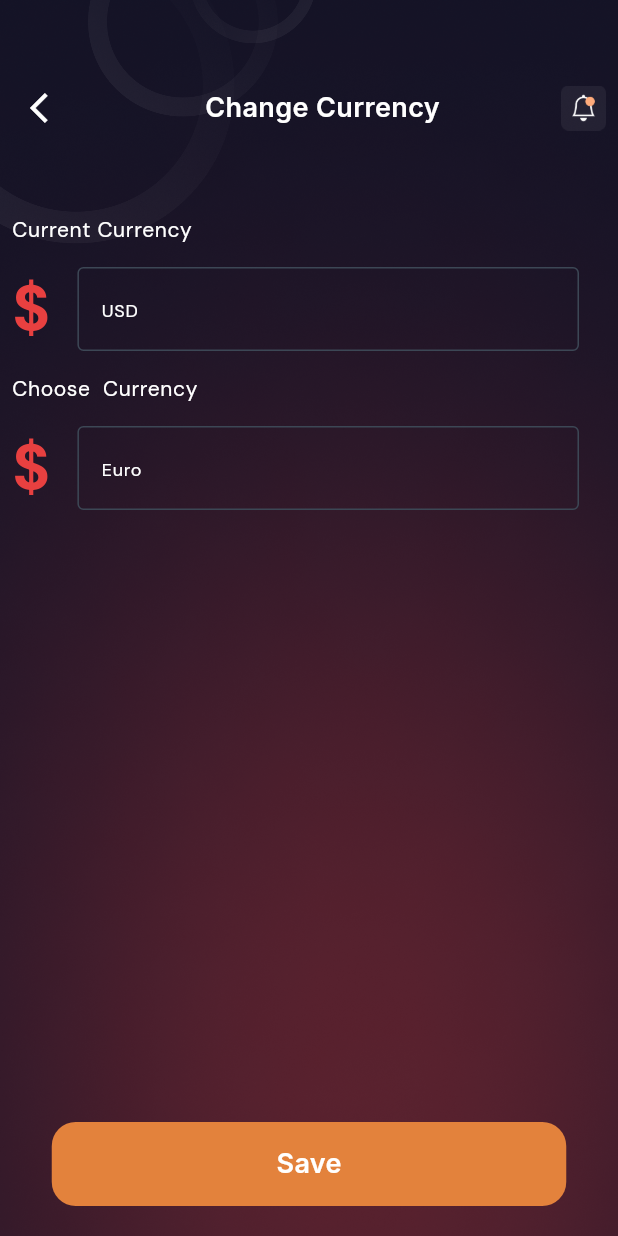
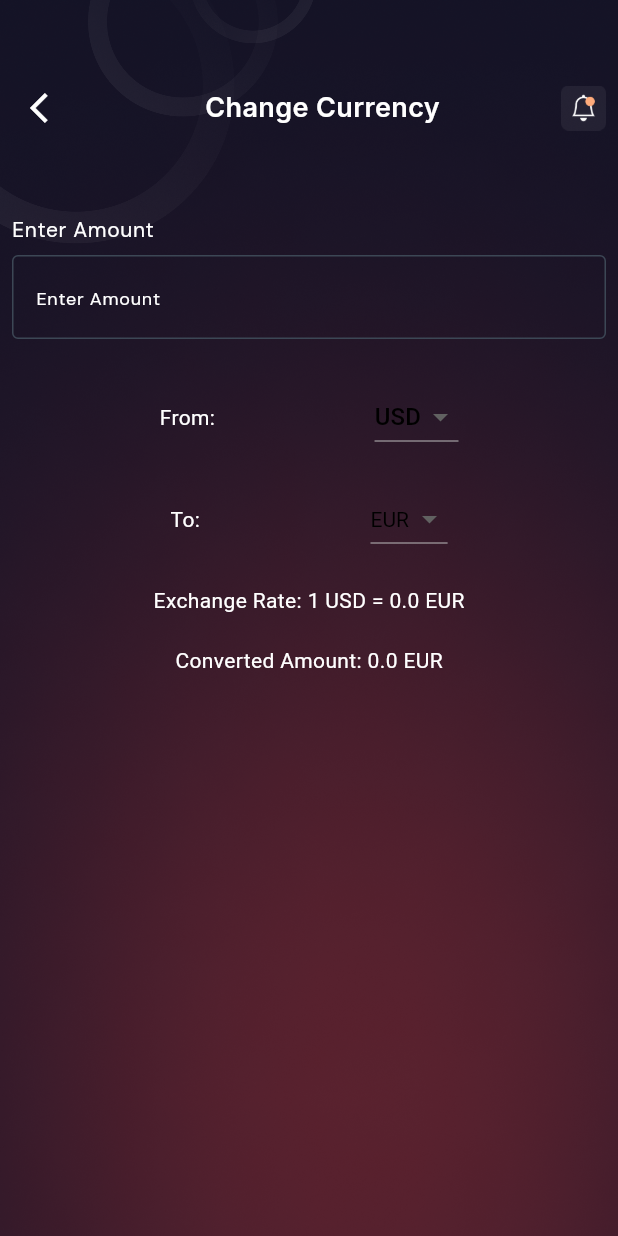
Before and after one commit to fwdAndroid/oweflow, a Flutter app: the CurrencyExchange screen opened directly, on a phone screen of 412 x 824 dp. Run offline on Flutter 3.47's test engine with Material 3 defaults, Android fonts, the phone set to English and light mode, and no system bars; our stand-ins replace cloud_firestore, firebase_auth, firebase_core, google_fonts; accounts and stored records are empty; network calls fail.

Commit message:
Currecy Exchange

```diff
--- a/lib/screens/accountpages/currency_exchange.dart
+++ b/lib/screens/accountpages/currency_exchange.dart
@@ -1,16 +1,52 @@
+import 'dart:convert';
 import 'package:flutter/material.dart';
 import 'package:google_fonts/google_fonts.dart';
+import 'package:http/http.dart' as http;
 import 'package:oweflow/screens/accountpages/noti.dart';
 import 'package:oweflow/utils/colors.dart';
 
 class CurrencyExchange extends StatefulWidget {
-  const CurrencyExchange({super.key});
-
   @override
-  State<CurrencyExchange> createState() => _CurrencyExchangeState();
+  _CurrencyExchangeState createState() => _CurrencyExchangeState();
 }
 
 class _CurrencyExchangeState extends State<CurrencyExchange> {
+  double amount = 1.0;
+  String baseCurrency = 'USD';
+  String targetCurrency = 'EUR';
+  double exchangeRate = 0.0;
+
+  Future<void> fetchExchangeRate() async {
+    final response = await http.get(Uri.parse(
+      'https://v6.exchangerate-api.com/v6/da45de2cd29056b5f078f9e9/latest/USD',
+    ));
+
+    if (response.statusCode == 200) {
+      final data = json.decode(response.body);
+
+      // Ensure 'conversion_rates' is not null and contains the target currency
+      if (data != null &&
+          data['conversion_rates'] != null &&
+          data['conversion_rates'][targetCurrency] != null) {
+        setState(() {
+          exchangeRate = data['conversion_rates'][targetCurrency];
+        });
+      } else {
+        // Handle the case where the expected data is not available
+        print('Error: Unexpected API response structure');
+      }
+    } else {
+      // Handle the case where the API call was not successful
+      print('Error: Failed to load exchange rate');
+    }
+  }
+
+  @override
+  void initState() {
+    super.initState();
+    fetchExchangeRate();
+  }
+
   @override
   Widget build(BuildContext context) {
     return Scaffold(
@@ -74,7 +110,7 @@ class _CurrencyExchangeState extends State<CurrencyExchange> {
               child: Align(
                 alignment: AlignmentDirectional.topStart,
                 child: Text(
-                'Current Currency',
+                  'Enter Amount',
                   style: GoogleFonts.dmSans(
                     color: colorwhite,
                     fontSize: 14,
@@ -87,22 +123,8 @@ class _CurrencyExchangeState extends State<CurrencyExchange> {
             ),
             Padding(
               padding: const EdgeInsets.all(8.0),
-            child: Row(
-              children: [
-                Text(
-                  '\$',
-                  style: GoogleFonts.dmSans(
-                    color: b,
-                    fontSize: 42,
-                    fontWeight: FontWeight.w700,
-                  ),
-                ),
-                Expanded(
-                  child: Container(
-                    margin: const EdgeInsets.only(left: 10, right: 10),
-                    padding: const EdgeInsets.all(8),
-                    child: TextFormField(
-                      style: GoogleFonts.dmSans(color: colorwhite),
+              child: TextField(
+                style: TextStyle(color: colorwhite),
                 decoration: InputDecoration(
                     enabledBorder: OutlineInputBorder(
                         borderSide: BorderSide(color: borderColor)),
@@ -112,99 +134,92 @@ class _CurrencyExchangeState extends State<CurrencyExchange> {
                         borderSide: BorderSide(color: borderColor)),
                     border: OutlineInputBorder(
                         borderSide: BorderSide(color: borderColor)),
-                          hintText: "USD",
-                          hintStyle: GoogleFonts.dmSans(
-                              color: colorwhite, fontSize: 12)),
+                    hintText: "Enter Amount",
+                    hintStyle:
+                        GoogleFonts.dmSans(color: colorwhite, fontSize: 12)),
+                keyboardType: TextInputType.number,
+                onChanged: (value) {
+                  setState(() {
+                    amount = double.tryParse(value) ?? 0.0;
+                  });
+                },
               ),
             ),
+            SizedBox(height: 20),
+            Row(
+              mainAxisAlignment: MainAxisAlignment.spaceEvenly,
+              children: [
+                Text(
+                  'From:',
+                  style: TextStyle(color: colorwhite),
+                ),
+                DropdownButton<String>(
+                  value: baseCurrency,
+                  onChanged: (String? newValue) {
+                    setState(() {
+                      baseCurrency = newValue!;
+                      fetchExchangeRate();
+                    });
+                  },
+                  items: <String>['USD', 'EUR', 'GBP', 'JPY', 'CAD']
+                      .map<DropdownMenuItem<String>>((String value) {
+                    return DropdownMenuItem<String>(
+                      value: value,
+                      child: Text(
+                        value,
+                        style: TextStyle(color: black),
+                      ),
+                    );
+                  }).toList(),
+                ),
+              ],
+            ),
+            SizedBox(height: 20),
+            Row(
+              mainAxisAlignment: MainAxisAlignment.spaceEvenly,
+              children: [
+                Text(
+                  'To:',
+                  style: TextStyle(color: colorwhite),
+                ),
+                DropdownButton<String>(
+                  style: TextStyle(
+                      color: Colors.black), // Set the global text color
+                  value: targetCurrency,
+                  onChanged: (String? newValue) {
+                    setState(() {
+                      targetCurrency = newValue!;
+                      fetchExchangeRate();
+                    });
+                  },
+                  items: <String>['USD', 'EUR', 'GBP', 'JPY', 'CAD']
+                      .map<DropdownMenuItem<String>>((String value) {
+                    return DropdownMenuItem<String>(
+                      value: value,
+                      child: Text(
+                        value,
+                        style: TextStyle(
+                            color: Colors
+                                .black), // Set the dropdown item text color
+                      ),
+                    );
+                  }).toList(),
+                ),
+              ],
+            ),
+            SizedBox(height: 20),
+            Text(
+              'Exchange Rate: 1 $baseCurrency = $exchangeRate $targetCurrency',
+              style: TextStyle(color: colorwhite),
+            ),
+            SizedBox(height: 20),
+            Text(
+              'Converted Amount: ${amount * exchangeRate} $targetCurrency',
+              style: TextStyle(color: colorwhite),
             ),
           ],
         ),
       ),
-          Padding(
-            padding: const EdgeInsets.all(8.0),
-            child: Align(
-              alignment: AlignmentDirectional.topStart,
-              child: Text(
-                'Choose  Currency',
-                style: GoogleFonts.dmSans(
-                  color: colorwhite,
-                  fontSize: 14,
-                  fontWeight: FontWeight.w400,
-                  height: 0.14,
-                  letterSpacing: 0.42,
-                ),
-              ),
-            ),
-          ),
-          Padding(
-            padding: const EdgeInsets.all(8.0),
-            child: Row(
-              children: [
-                Text(
-                  '\$',
-                  style: GoogleFonts.dmSans(
-                    color: b,
-                    fontSize: 42,
-                    fontWeight: FontWeight.w700,
-                  ),
-                ),
-                Expanded(
-                  child: Container(
-                    margin: const EdgeInsets.only(left: 10, right: 10),
-                    padding: const EdgeInsets.all(8),
-                    child: TextFormField(
-                      style: GoogleFonts.dmSans(color: colorwhite),
-                      decoration: InputDecoration(
-                          enabledBorder: OutlineInputBorder(
-                              borderSide: BorderSide(color: borderColor)),
-                          errorBorder: OutlineInputBorder(
-                              borderSide: BorderSide(color: borderColor)),
-                          focusedBorder: OutlineInputBorder(
-                              borderSide: BorderSide(color: borderColor)),
-                          border: OutlineInputBorder(
-                              borderSide: BorderSide(color: borderColor)),
-                          hintText: "Euro",
-                          hintStyle: GoogleFonts.dmSans(
-                              color: colorwhite, fontSize: 12)),
-                    ),
-                  ),
-                ),
-              ],
-            ),
-          ),
-          Flexible(child: Container()),
-          Container(
-            margin: EdgeInsets.only(bottom: 20),
-            width: 343,
-            height: 56,
-            padding: const EdgeInsets.all(8),
-            decoration: ShapeDecoration(
-              color: textColor,
-              shape: RoundedRectangleBorder(
-                borderRadius: BorderRadius.circular(16),
-              ),
-            ),
-            child: Row(
-              mainAxisSize: MainAxisSize.min,
-              mainAxisAlignment: MainAxisAlignment.center,
-              crossAxisAlignment: CrossAxisAlignment.center,
-              children: [
-                Text(
-                  'Save',
-                  textAlign: TextAlign.center,
-                  style: GoogleFonts.inter(
-                    color: colorwhite,
-                    fontSize: 18,
-                    fontWeight: FontWeight.w600,
-                    height: 0,
-                  ),
-                ),
-              ],
-            ),
-          ),
-        ],
-      ),
-    ));
+    );
   }
 }
--- a/pubspec.yaml
+++ b/pubspec.yaml
@@ -35,6 +35,7 @@ dependencies:
   flutter:
     sdk: flutter
   google_fonts: ^6.1.0
+  http: ^1.2.0
   intl: ^0.19.0
   uuid: ^4.2.2
 
```
Also changed, not shown: pubspec.lock. Lines whose indentation alone changed are shown as unchanged.
